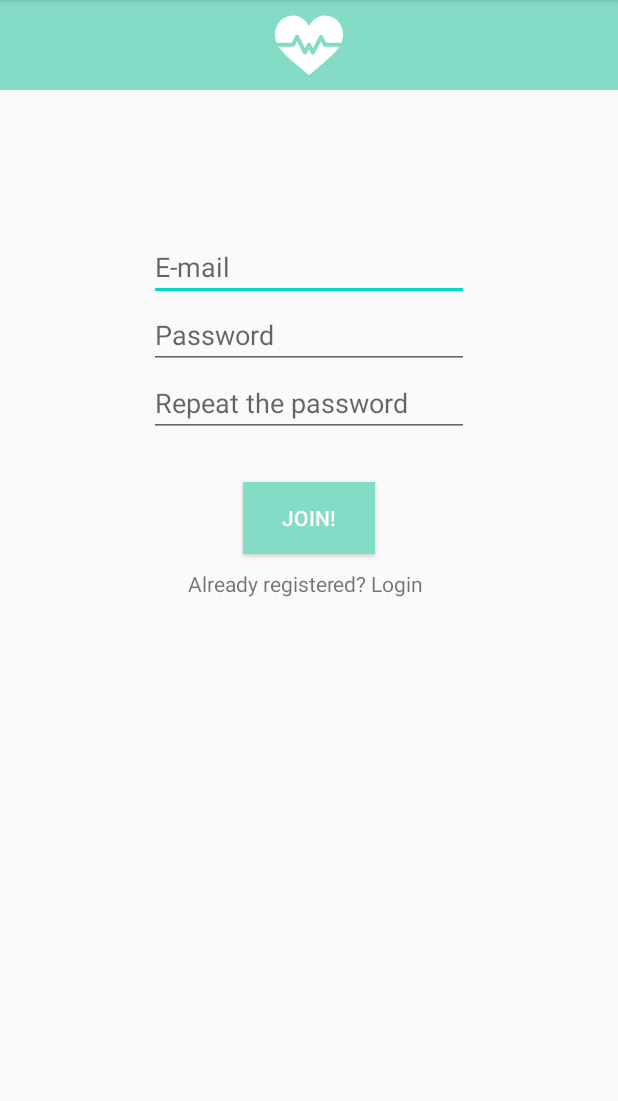
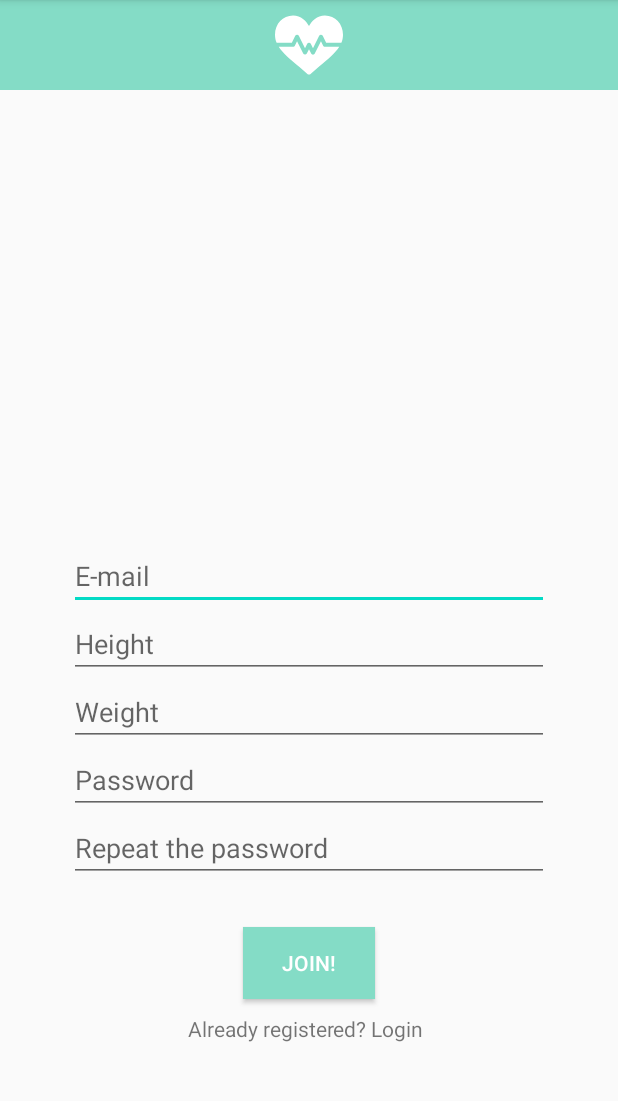
Before and after one commit to taillades/Seizure-Detection-Android-App, an Android app: the RegisterActivity screen opened directly, with no data from a screen before it, on a phone screen of 412 x 824 dp, the part 84-1185 px from its top. Run offline under Robolectric (Android 15) with nearby library versions, the phone set to English and light mode, and no system bars.

Commit message:
changes activity_register.xml

```diff
--- a/SeizureDetection/app/src/main/res/layout/activity_register.xml
+++ b/SeizureDetection/app/src/main/res/layout/activity_register.xml
@@ -9,14 +9,14 @@
     <include layout="@layout/toolbar"/>
 
     <Button
-        android:id="@+id/Button"
+        android:id="@+id/Join"
         android:layout_width="wrap_content"
         android:layout_height="wrap_content"
         android:background="#84DCC6"
         android:text="Join!"
         android:textColor="#FFFFFF"
         android:layout_marginTop="30dp"
-        android:layout_above="@id/textLogin"
+        android:layout_below="@id/RepeatPwd"
         android:layout_centerInParent="true"
         />
 
@@ -24,8 +24,7 @@
         android:id="@+id/Email"
         android:layout_width="wrap_content"
         android:layout_height="wrap_content"
-        android:ems="10"
-        android:layout_above="@id/Pwd"
+        android:ems="15"
         android:hint="E-mail"
         android:inputType="textPersonName"
         android:layout_centerInParent="true"/>
@@ -35,8 +34,8 @@
         android:id="@+id/Pwd"
         android:layout_width="wrap_content"
         android:layout_height="wrap_content"
-        android:ems="10"
-        android:layout_above="@id/RepeatPwd"
+        android:ems="15"
+        android:layout_below="@id/Weight"
         android:hint="Password"
         android:inputType="textPassword"
         android:layout_centerInParent="true"/>
@@ -45,10 +44,31 @@
         android:id="@+id/RepeatPwd"
         android:layout_width="wrap_content"
         android:layout_height="wrap_content"
-        android:ems="10"
-        android:layout_above="@id/Button"
+        android:ems="15"
+        android:layout_below="@id/Pwd"
         android:hint="Repeat the password"
         android:inputType="textPassword"
+        android:layout_centerInParent="true"/>
+
+
+    <EditText
+        android:id="@+id/Height"
+        android:layout_width="wrap_content"
+        android:layout_height="wrap_content"
+        android:ems="15"
+        android:layout_below="@id/Email"
+        android:hint="Height"
+        android:inputType="textPersonName"
+        android:layout_centerInParent="true"/>
+
+    <EditText
+        android:id="@+id/Weight"
+        android:layout_width="wrap_content"
+        android:layout_height="wrap_content"
+        android:ems="15"
+        android:layout_below="@id/Height"
+        android:hint="Weight"
+        android:inputType="textPersonName"
         android:layout_centerInParent="true"/>
 
     <TextView
@@ -57,6 +77,7 @@
         android:layout_height="wrap_content"
         android:layout_centerInParent="true"
         android:paddingTop="10dp"
+        android:layout_below="@id/Join"
         android:text="Already registered? Login " />
 
 
```
